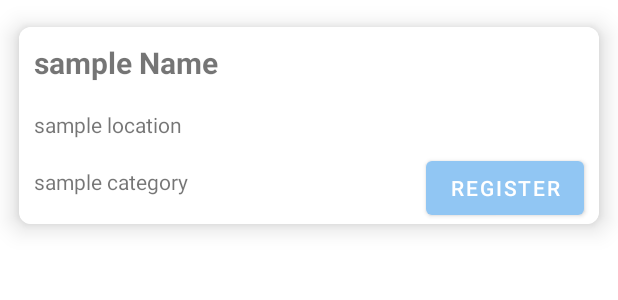
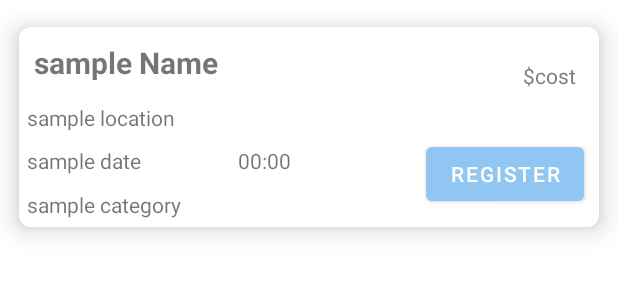
Before and after one commit to cgsilva1/EventMe, an Android app: the layout card_holder.xml on its own in the app's theme, with its tools: preview values and no code run, on a phone screen of 412 x 824 dp. Shown: the top 300 px of the screen. Run offline under Robolectric (Android 15) with nearby library versions, the phone set to English and light mode, and no system bars.

```diff
--- a/app/src/main/res/layout/activity_main.xml
+++ b/app/src/main/res/layout/activity_main.xml
@@ -5,7 +5,6 @@
     android:layout_width="match_parent"
     android:layout_height="match_parent"
     android:background="@drawable/graident_background"
-    android:paddingTop="?attr/actionBarSize"
     >
 
     <com.google.android.material.bottomnavigation.BottomNavigationView
--- a/app/src/main/res/layout/card_holder.xml
+++ b/app/src/main/res/layout/card_holder.xml
@@ -19,22 +19,6 @@
         android:background="@color/white">
 
         <TextView
-            android:id="@+id/address"
-            android:layout_width="match_parent"
-            android:layout_height="wrap_content"
-            android:layout_marginTop="45dp"
-            android:padding="10dp"
-            android:text="sample location"
-            />
-
-        <TextView
-            android:id="@+id/category"
-            android:layout_width="match_parent"
-            android:layout_height="wrap_content"
-            android:padding="10dp"
-            android:layout_marginTop="83dp"
-            android:text="sample category" />
-        <TextView
             android:id="@+id/eventName"
             android:layout_width="match_parent"
             android:layout_height="wrap_content"
@@ -45,13 +29,61 @@
             android:textSize="20sp"
             android:textStyle="bold" />
 
+        <TextView
+            android:id="@+id/address"
+            android:layout_width="match_parent"
+            android:layout_height="wrap_content"
+            android:layout_marginTop="45dp"
+            android:padding="5dp"
+            android:text="sample location"
+            />
+
+        <TextView
+            android:id="@+id/date"
+            android:layout_width="match_parent"
+            android:layout_height="wrap_content"
+            android:layout_marginTop="74dp"
+            android:padding="5dp"
+            android:text="sample date"
+            />
+
+        <TextView
+            android:id="@+id/time"
+            android:layout_width="wrap_content"
+            android:layout_height="wrap_content"
+            android:padding="5dp"
+            android:layout_marginTop="74dp"
+            android:text="00:00"
+            android:layout_marginRight="200dp"
+            android:layout_alignRight="@id/date"
+            android:layout_alignBottom="@id/date"/>
+
+        <TextView
+            android:id="@+id/category"
+            android:layout_width="match_parent"
+            android:layout_height="wrap_content"
+            android:padding="5dp"
+            android:layout_marginTop="103dp"
+            android:text="sample category" />
+
+        <TextView
+            android:id="@+id/cost"
+            android:layout_width="wrap_content"
+            android:layout_height="wrap_content"
+            android:padding="5dp"
+            android:text="$cost"
+            android:layout_marginRight="10dp"
+            android:layout_alignRight="@id/eventName"
+            android:layout_alignBottom="@id/eventName"/>
+
+
         <Button
             android:id="@+id/eventRegisterBtn"
             android:layout_width="wrap_content"
             android:layout_height="wrap_content"
             android:text="Register"
             android:layout_marginRight="10dp"
-            android:layout_alignTop="@id/category"
+            android:layout_alignTop="@id/date"
             android:layout_alignRight="@id/category"/>
 
     </RelativeLayout>
```
Also changed, not shown: app/src/main/java/com/example/eventme/ui/explore/ExploreAdapter.java (+9 -0 lines), app/src/main/java/com/example/eventme/ui/profile/ProfileFragment.java (+39 -18 lines), app/src/main/res/layout/fragment_explore.xml (+69 -1 lines), app/src/main/res/layout/fragment_profile.xml (+22 -3 lines).
